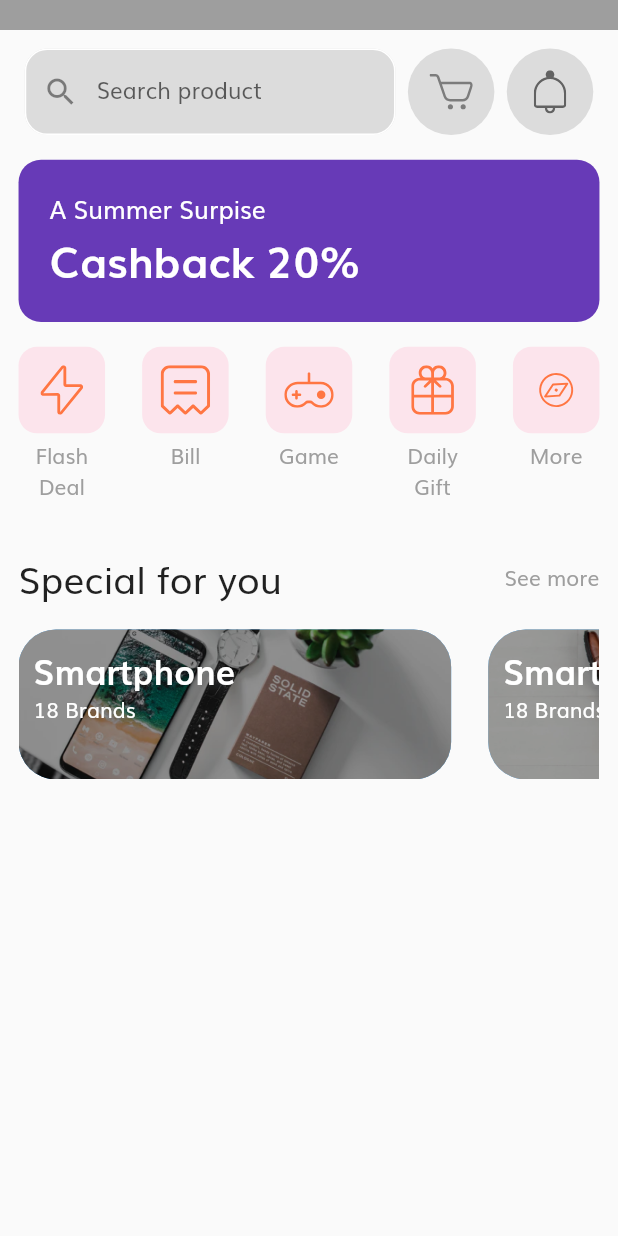
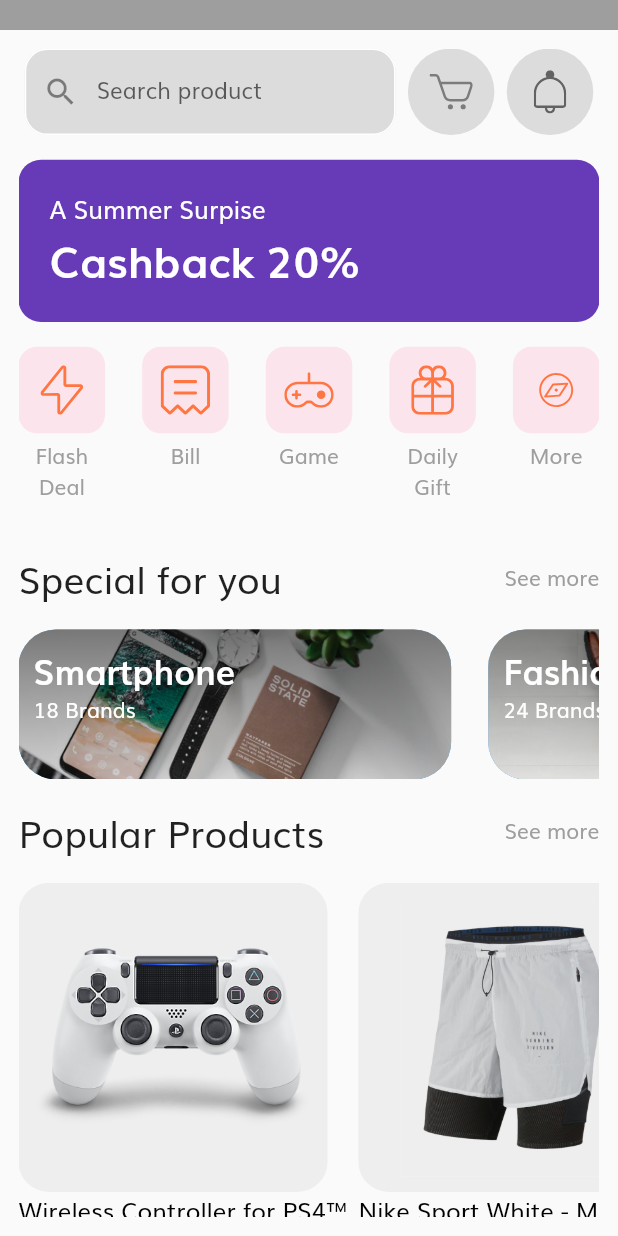
Before and after one commit to MahmoudMushtaha98/E-commerce, a Flutter app: the ShopScreen screen opened directly, on a phone screen of 412 x 824 dp. Run offline on Flutter 3.47's test engine with Material 2 defaults, Android fonts, the phone set to English and light mode, and no system bars; our stand-ins replace flutter_svg.

Commit message:
E-commerce App

```diff
--- a/lib/screen/home/shop_screen.dart
+++ b/lib/screen/home/shop_screen.dart
@@ -1,4 +1,6 @@
+import 'package:evgo/screen/home/shop_screen.dart';
 import 'package:evgo/widget/card_icon.dart';
+import 'package:evgo/widget/popular_widget.dart';
 import 'package:evgo/widget/special_for_you.dart';
 import 'package:flutter/material.dart';
 import 'package:flutter_svg/svg.dart';
@@ -24,9 +26,29 @@ class ShopScreen extends StatelessWidget {
 
     List<SpecialForYou> specialForYou = [
       SpecialForYou(width: width, height: height,path: 'assets/images/Image Banner 2.png',title: 'Smartphone',subTitle: '18 Brands',),
-      SpecialForYou(width: width, height: height,path: 'assets/images/Image Banner 3.png',title: 'Smartphone',subTitle: '18 Brands',),
+      SpecialForYou(width: width, height: height,path: 'assets/images/Image Banner 3.png',title: 'Fashion',subTitle: '24 Brands',),
     ];
 
+    List<PopularProduct> popular = [
+      PopularProduct(
+        width: width,
+        path: 'assets/images/Image Popular Product 1.png',
+        title: 'Wireless Controller for PS4™',
+        price: "\$64.99",
+      ),
+      PopularProduct(
+        width: width,
+        path: 'assets/images/Image Popular Product 2.png',
+        title: 'Nike Sport White - Man Paint',
+        price: "\$50.5",
+      ),
+      PopularProduct(
+        width: width,
+        path: 'assets/images/Image Popular Product 3.png',
+        title: 'Wireless Controller for PS4™',
+        price: "\$64.99",
+      ),
+    ];
     return Scaffold(
       appBar: AppBar(
         backgroundColor: Colors.grey,
@@ -88,16 +110,7 @@ class ShopScreen extends StatelessWidget {
               children: list,
             ),
             SizedBox(height: height*0.02,),
-              Row(
-                mainAxisAlignment: MainAxisAlignment.spaceBetween,
-                children: [
-                 Text('Special for you',style: TextStyle(fontSize: width*0.06,fontFamily: 'MyFont'),),
-                 const Text('See more',style: TextStyle(color: Colors.grey,fontFamily: 'MyFont')),
-
-                ],
-
-
-             ),
+              buildRow(width,'Special for you','See more'),
             SizedBox(height: height*0.02,),
             SizedBox(
               height: 100,
@@ -106,7 +119,6 @@ class ShopScreen extends StatelessWidget {
                 shrinkWrap: true,
                 scrollDirection: Axis.horizontal,
                 children: List.generate(specialForYou.length, (index) {
-
                   return Row(
                     children: [
                       specialForYou[index],
@@ -115,11 +127,33 @@ class ShopScreen extends StatelessWidget {
                   );
                 }),
               ),
+            ),
+            SizedBox(height: height*0.02,),
+            buildRow(width,'Popular Products','See more'),
+            SizedBox(height: height*0.02,),
+            SingleChildScrollView(
+              scrollDirection: Axis.horizontal,
+              child: Row(
+                children: List.generate(popular.length, (index) {
+                  return popular[index];
+                }),
+              ),
             )
           ],
         ),
       ),
     );
+  }
+
+  Row buildRow(double width,String title,String subTitle) {
+    return Row(
+              mainAxisAlignment: MainAxisAlignment.spaceBetween,
+              children: [
+               Text(title,style: TextStyle(fontSize: width*0.06,fontFamily: 'MyFont'),),
+                Text(subTitle,style: const TextStyle(color: Colors.grey,fontFamily: 'MyFont')),
+
+              ],
+           );
   }
 
 
@@ -140,6 +174,7 @@ class ShopScreen extends StatelessWidget {
             );
   }
 }
+
 Widget setIcon(String path){
   return SvgPicture.asset(
       path,
--- /dev/null
+++ b/lib/widget/popular_widget.dart
@@ -0,0 +1,76 @@
+
+import 'package:flutter/material.dart';
+
+class PopularProduct extends StatefulWidget {
+  const PopularProduct({
+    super.key,
+    required this.width, required this.path, required this.title, required this.price,
+  });
+
+  final double width;
+  final String path;
+  final String title;
+  final String price;
+
+  @override
+  State<PopularProduct> createState() => _PopularProductState();
+}
+
+class _PopularProductState extends State<PopularProduct> {
+
+  bool iconColor = false;
+
+
+  @override
+  Widget build(BuildContext context) {
+    return Column(
+      crossAxisAlignment: CrossAxisAlignment.start,
+      children: [
+        Container(
+          width: widget.width*0.5,
+          height: widget.width*0.5,
+          padding: const EdgeInsets.all(10),
+          decoration: BoxDecoration(
+              color: Colors.grey[200],
+              borderRadius: const BorderRadius.all(Radius.circular(20))
+          ),
+          child: Image.asset(
+            widget.path,
+          ),
+        ),
+        SizedBox(
+          width: widget.width*0.55,
+          child: Text(widget.title,
+            style: const TextStyle(
+                color: Colors.black,
+                fontFamily: 'MyFont',
+                fontSize: 16
+            ),),
+        ),
+        Row(
+          children: [
+            Text(widget.price,style: const TextStyle(fontWeight: FontWeight.bold,fontSize: 20,color: Colors.deepOrange),),
+            SizedBox(width: widget.width*0.25,),
+            InkWell(
+              onTap: () {
+                setState(() {
+                  iconColor=!iconColor;
+                });
+
+              },
+              child: Container(
+                width: widget.width*0.075,
+                height: widget.width*0.1,
+                decoration: BoxDecoration(
+                    color: Colors.pink[50],
+                    shape: BoxShape.circle
+                ),
+                child: Icon(size: widget.width*0.045,Icons.favorite,color: iconColor?Colors.redAccent:Colors.grey,)
+              ),
+            )
+          ],
+        )
+      ],
+    );
+  }
+}
--- a/lib/widget/special_for_you.dart
+++ b/lib/widget/special_for_you.dart
@@ -36,8 +36,15 @@ class SpecialForYou extends StatelessWidget {
           width: width*0.7,
           alignment: Alignment.topLeft,
           decoration: BoxDecoration(
-              color: Colors.black.withOpacity(0.4),
-              borderRadius: const BorderRadius.all(Radius.circular(25))
+              borderRadius: const BorderRadius.all(Radius.circular(25)),
+            gradient: LinearGradient(
+              begin: Alignment.bottomCenter,
+              end: Alignment.topCenter,
+              colors: [
+                Colors.black.withOpacity(0.1),
+                Colors.black.withOpacity(0.5)
+              ]
+            )
           ),
           child: Column(
             crossAxisAlignment: CrossAxisAlignment.start,
```
